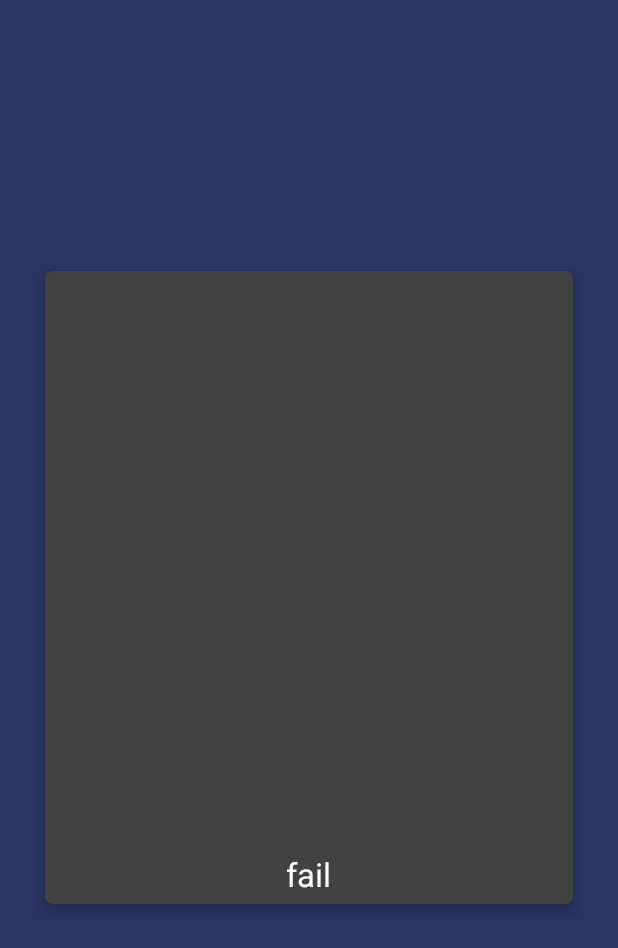
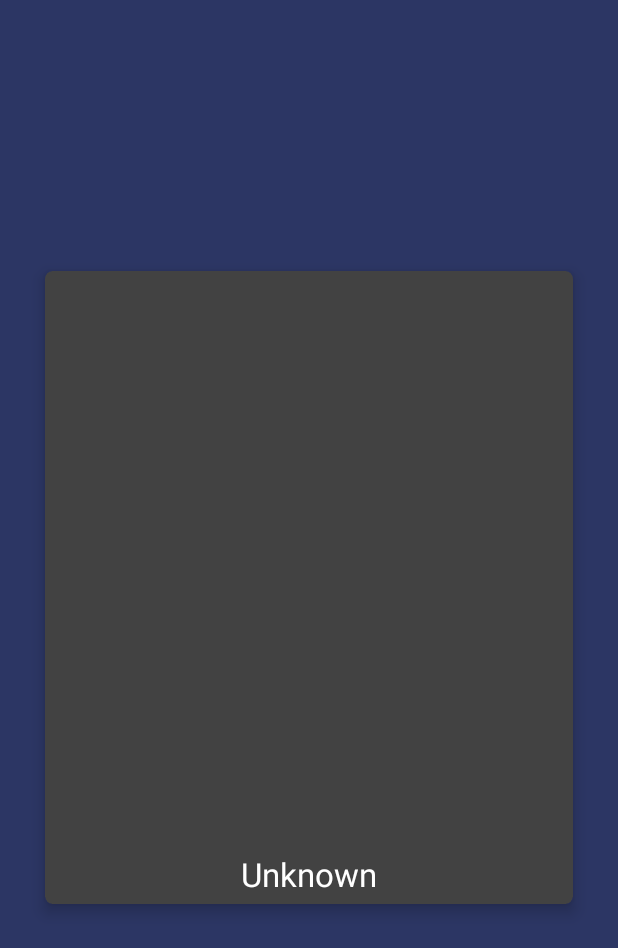
Before and after one commit to Aleqsd/BeeToBeeAndroid, an Android app: the fragment CommonFragment shown on its own in the app's theme, on a phone screen of 412 x 824 dp. Shown: the top 948 px of the screen. Run offline under Robolectric (Android 15) with nearby library versions, the phone set to English and light mode, and no system bars; libraries missing offline, so code that uses them is left out: com.nostra13.universalimageloader, org.junit.runner; 1 statement that could not run was skipped.

Commit message:
Avancée sur la page formation et passage d'info au fragment

```diff
--- a/app/src/main/java/com/thulium/beetobee/Formation/CommonFragment.java
+++ b/app/src/main/java/com/thulium/beetobee/Formation/CommonFragment.java
@@ -4,6 +4,7 @@ import android.app.Activity;
 import android.content.Intent;
 import android.os.Bundle;
 import android.support.annotation.Nullable;
+import android.support.annotation.StringDef;
 import android.support.v4.app.ActivityCompat;
 import android.support.v4.app.ActivityOptionsCompat;
 import android.support.v4.app.Fragment;
@@ -30,13 +31,20 @@ public class CommonFragment extends Fragment implements DragLayout.GotoDetailLis
     private RatingBar ratingBar;
     private View head1, head2, head3, head4;
     private String imageUrl;
-    private String salut = "fail";
+    private String title = "Unknown";
+    private String description = "Unknown";
+    private String creatorFirstName = "Unknown";
+    private String creatorLastName = "Unknown";
 
     @Override
     public void onCreate(Bundle savedInstanceState) {
         super.onCreate(savedInstanceState);
-        if (getArguments() != null)
-            salut = getArguments().getString("formation");
+        if (getArguments() != null) {
+            title = getArguments().getString("title");
+            description = getArguments().getString("description");
+            creatorFirstName = getArguments().getString("creatorFirstName");
+            creatorLastName = getArguments().getString("creatorLastName");
+        }
     }
 
     @Nullable
@@ -48,8 +56,8 @@ public class CommonFragment extends Fragment implements DragLayout.GotoDetailLis
         imageView = (ImageView) dragLayout.findViewById(R.id.image);
         ImageLoader.getInstance().displayImage(imageUrl, imageView);
         address1 = (TextView) dragLayout.findViewById(R.id.address1);
-        //address4 = dragLayout.findViewById(R.id.address4);
-        //address5 = dragLayout.findViewById(R.id.address5);
+        address4 = (TextView) dragLayout.findViewById(R.id.address4);
+        address5 = (TextView) dragLayout.findViewById(R.id.address5);
         ratingBar = (RatingBar) dragLayout.findViewById(R.id.rating);
 
         head1 = dragLayout.findViewById(R.id.head1);
@@ -58,7 +66,9 @@ public class CommonFragment extends Fragment implements DragLayout.GotoDetailLis
         head4 = dragLayout.findViewById(R.id.head4);
 
         dragLayout.setGotoDetailListener(this);
-        address1.setText(salut);
+        address1.setText(title);
+        address4.setText(description);
+        address5.setText(creatorFirstName+" "+creatorLastName);
         return rootView;
     }
 
--- a/app/src/main/java/com/thulium/beetobee/LaunchActivity.java
+++ b/app/src/main/java/com/thulium/beetobee/LaunchActivity.java
@@ -185,7 +185,6 @@ public class LaunchActivity extends Activity implements Serializable {
         call.enqueue(new Callback<MyResponse>() {
             @Override
             public void onResponse(final Call<MyResponse> call, final Response<MyResponse> response) {
-                Log.d(TAG, "Login, Response code : "+response.code());
                 if (response.body().getCode() == 200) {
                     new android.os.Handler().postDelayed(
                             new Runnable() {
```
Also changed, not shown: app/src/main/java/com/thulium/beetobee/MainActivity.java (+29 -9 lines), 3 other files.
